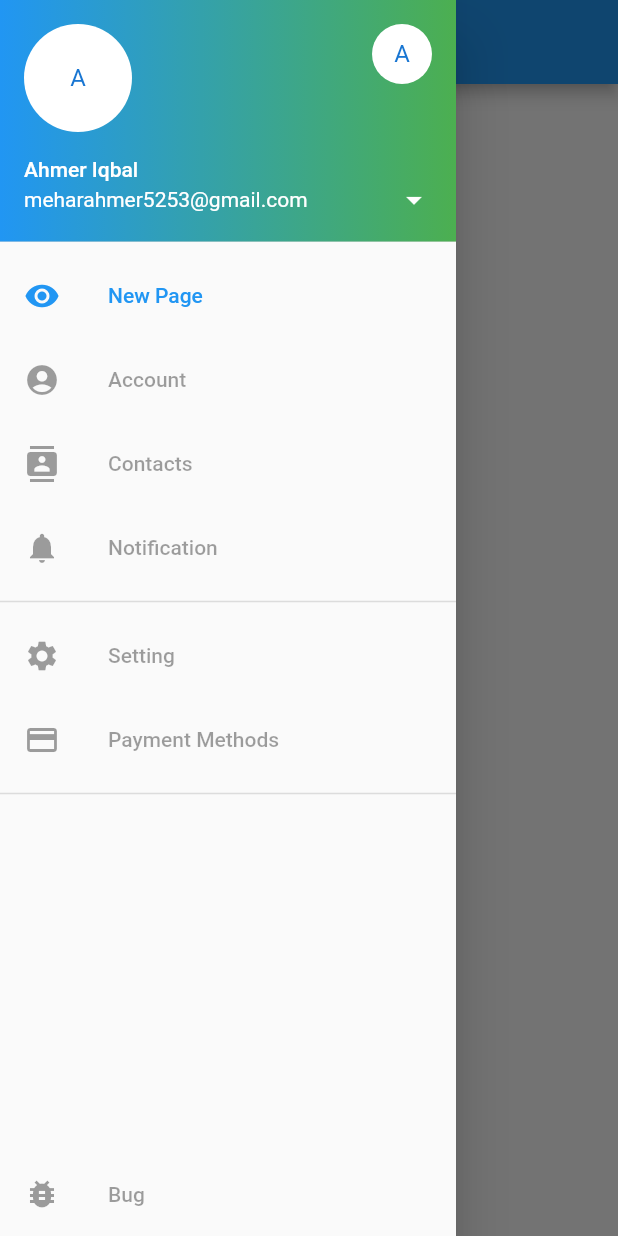
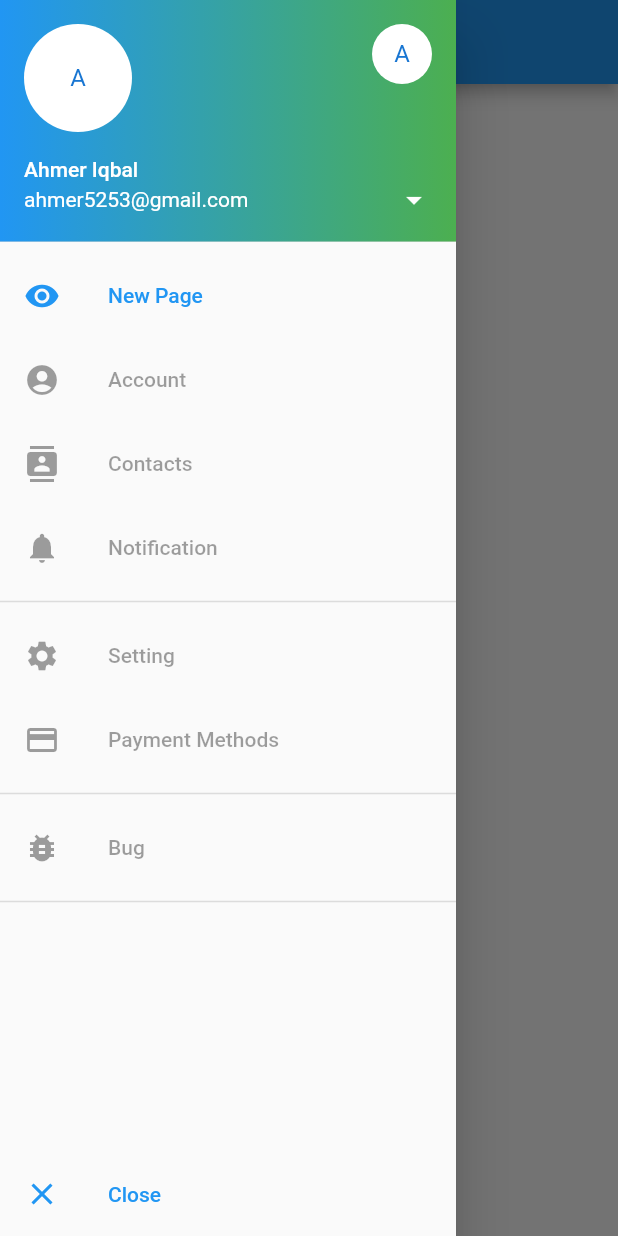
Before and after one commit to ahmeriqbal7aa/material_navigation_drawer, a Flutter app: the screen it shows after launch, with the side drawer open, on a phone screen of 412 x 824 dp. Run offline on Flutter 3.47's test engine with Material 2 defaults, Android fonts, the phone set to English and light mode, and no system bars.

Commit message:
Update drawer

```diff
--- a/lib/DrawerFile.dart
+++ b/lib/DrawerFile.dart
@@ -19,7 +19,7 @@ class _MyDrawerState extends State<MyDrawer> {
               gradient: LinearGradient(colors: [Colors.blue, Colors.green]),
             ),
             accountName: Text('Ahmer Iqbal'),
-            accountEmail: Text('meharahmer5253@gmail.com'),
+            accountEmail: Text('ahmer5253@gmail.com'),
             currentAccountPicture: CircleAvatar(
               child: Text('A'),
               backgroundColor: Colors.white,
@@ -89,17 +89,28 @@ class _MyDrawerState extends State<MyDrawer> {
             // selected: true,
           ),
           Divider(thickness: 1.0),
+          ListTile(
+            leading: Icon(Icons.bug_report),
+            title: Text('Bug'),
+            onTap: () {
+              print('Pressed');
+            },
+            enabled: false,
+            // selected: true,
+          ),
+          Divider(thickness: 1.0),
           Expanded(
             child: Align(
               alignment: Alignment.bottomCenter,
               child: ListTile(
-                leading: Icon(Icons.bug_report),
-                title: Text('Bug'),
+                leading: Icon(Icons.close),
+                title: Text('Close'),
                 onTap: () {
+                  Navigator.of(context).pop();
                   print('Pressed');
                 },
-                enabled: false,
-                // selected: true,
+                // enabled: false,
+                selected: true,
               ),
             ),
           )
```
